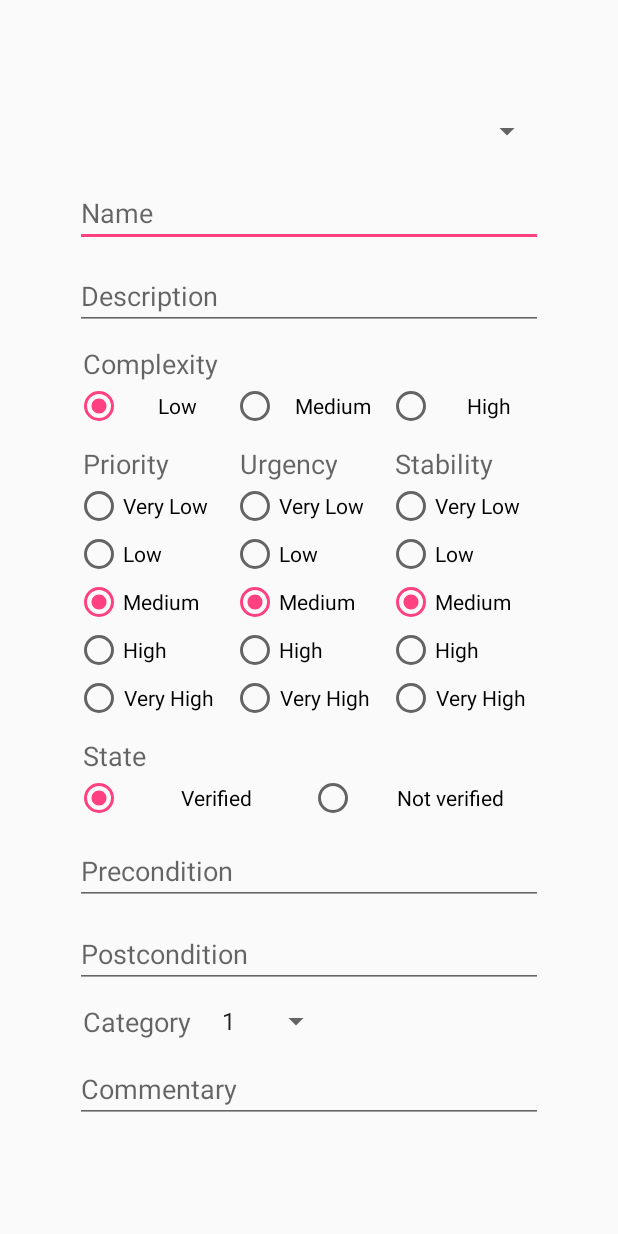
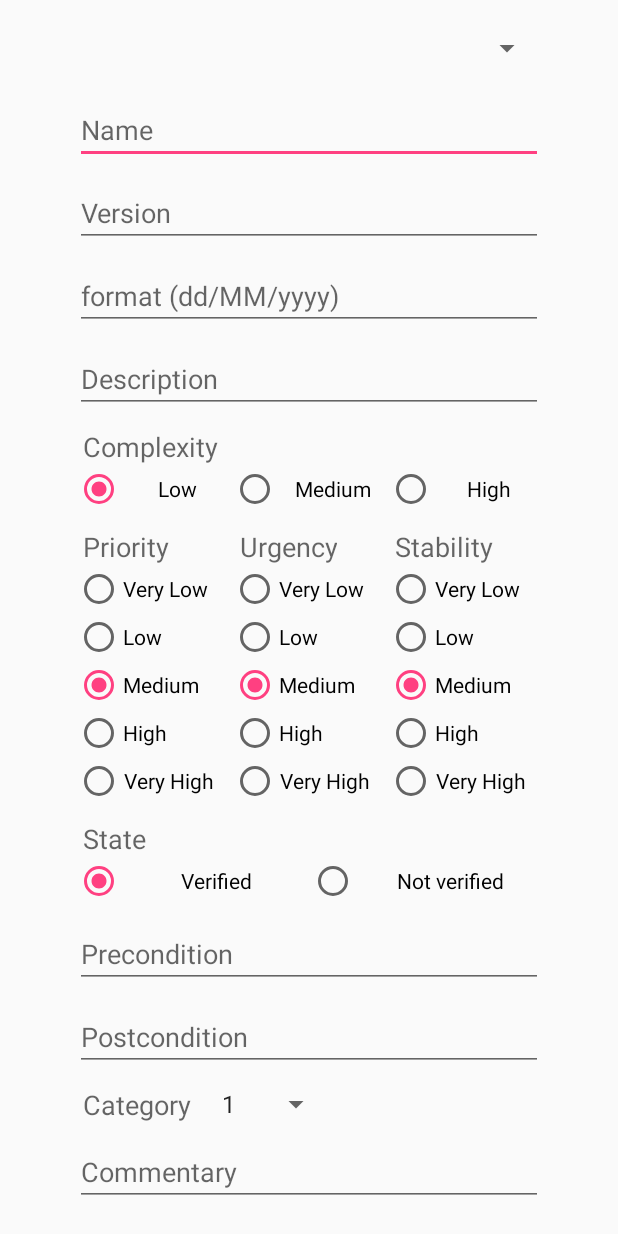
Before and after one commit to ArturoBalleros/ReadyReqAnd, an Android app: the layout fragment_req_fun.xml on its own in the app's theme, with its tools: preview values and no code run, on a phone screen of 412 x 824 dp. Run offline under Robolectric (Android 15) with nearby library versions, the phone set to English and light mode, and no system bars; network calls fail.

Commit message:
version y fecha en requisitos funcionales

```diff
--- a/app/src/main/java/com/karveg/readyreq/Models/ReqFun.java
+++ b/app/src/main/java/com/karveg/readyreq/Models/ReqFun.java
@@ -143,6 +143,8 @@ public class ReqFun extends ObjEstandar implements Serializable {
                     ReqFun r = new ReqFun();
                     r.setId(jsonObject.optInt("Id"));
                     r.setName(jsonObject.optString("Nombre"));
+                    r.setVersion(jsonObject.optDouble("Version"));
+                    r.setFech(Utils.StringToDate(jsonObject.optString("Fecha"), true));
                     r.setDescription(jsonObject.optString("Descripcion"));
                     r.setPackage(jsonObject.optInt("Paquete"));
                     r.setPreCond(jsonObject.optString("Precond"));
--- a/app/src/main/res/layout/fragment_req_fun.xml
+++ b/app/src/main/res/layout/fragment_req_fun.xml
@@ -41,6 +41,29 @@
                     android:layout_marginTop="20dp"
                     android:hint="@string/text_name"
                     android:textSize="18dp" />
+
+                <EditText
+                    android:id="@+id/editTextVer"
+                    android:layout_width="match_parent"
+                    android:layout_height="wrap_content"
+                    android:layout_gravity="center_horizontal"
+                    android:layout_marginHorizontal="50dp"
+                    android:layout_marginTop="10dp"
+                    android:hint="@string/text_version"
+                    android:inputType="numberDecimal"
+                    android:textSize="18dp" />
+
+                <EditText
+                    android:id="@+id/editTextDate"
+                    android:layout_width="match_parent"
+                    android:layout_height="wrap_content"
+                    android:layout_marginHorizontal="50dp"
+                    android:layout_marginTop="10dp"
+                    android:clickable="true"
+                    android:focusable="false"
+                    android:hint="@string/formato_fecha"
+                    android:inputType="date"
+                    android:maxLines="1" />
 
                 <EditText
                     android:id="@+id/editTextDesc"
```
Also changed, not shown: app/src/main/java/com/karveg/readyreq/Activities/ReqFunActivity.java (+28 -24 lines), app/src/main/java/com/karveg/readyreq/Fragments/ReqFunFragment.java (+30 -0 lines).
